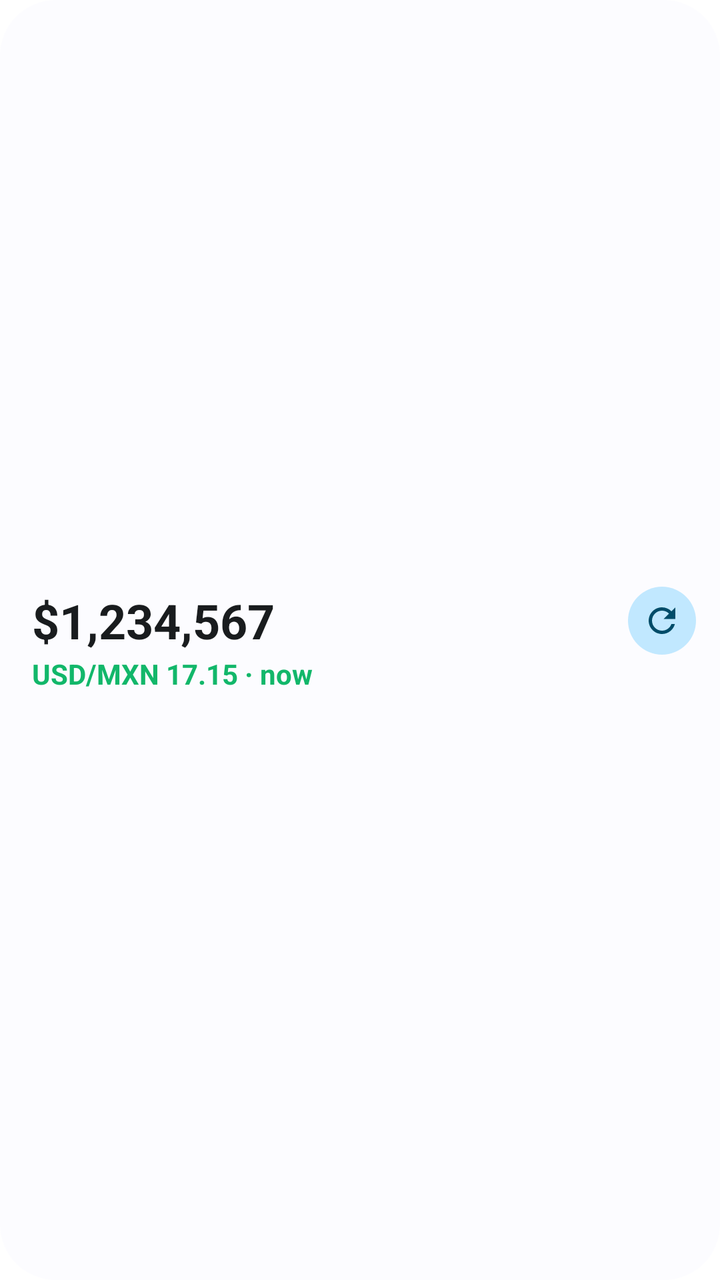
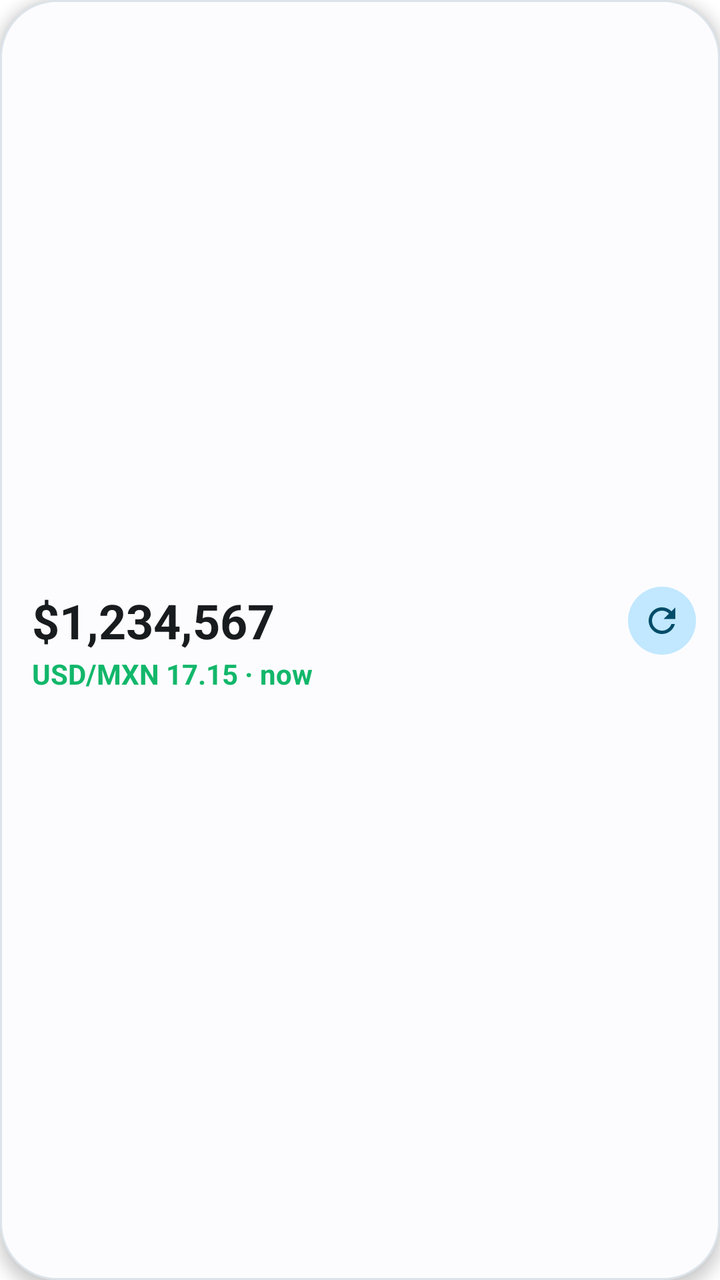

The first picture is an Android layout as it rendered before a commit; the second is the same layout after the commit. The layout source and the unified diff follow.
<!-- AndroidManifest.xml: fallback theme Theme.MaterialComponents.DayNight.NoActionBar -->
<!-- res/layout/patrimonio_widget_preview.xml -->
<?xml version="1.0" encoding="utf-8"?>
<LinearLayout xmlns:android="http://schemas.android.com/apk/res/android"
    android:layout_width="match_parent"
    android:layout_height="match_parent"
    android:orientation="vertical"
    android:gravity="center_vertical"
    android:background="@drawable/widget_background"
    android:paddingStart="16dp"
    android:paddingEnd="12dp"
    android:paddingTop="12dp"
    android:paddingBottom="12dp">

    <LinearLayout
        android:layout_width="match_parent"
        android:layout_height="wrap_content"
        android:orientation="horizontal"
        android:gravity="center_vertical">

        <TextView
            android:layout_width="0dp"
            android:layout_height="wrap_content"
            android:layout_weight="1"
            android:maxLines="1"
            android:text="@string/widget_preview_net_worth"
            android:autoSizeTextType="uniform"
            android:autoSizeMinTextSize="16sp"
            android:autoSizeMaxTextSize="34sp"
            android:autoSizeStepGranularity="1sp"
            android:textColor="@color/widget_text_primary"
            android:textSize="24sp"
            android:textStyle="bold" />

        <ImageView
            android:layout_width="34dp"
            android:layout_height="34dp"
            android:padding="7dp"
            android:background="@drawable/widget_icon_bg"
            android:tint="@color/widget_icon_tint"
            android:src="@drawable/ic_widget_refresh"
            android:contentDescription="@string/widget_sync_label" />
    </LinearLayout>

    <TextView
        android:layout_width="match_parent"
        android:layout_height="wrap_content"
        android:maxLines="1"
        android:text="@string/widget_preview_fx_aged"
        android:autoSizeTextType="uniform"
        android:autoSizeMinTextSize="10sp"
        android:autoSizeMaxTextSize="14sp"
        android:autoSizeStepGranularity="1sp"
        android:textColor="@color/widget_accent"
        android:textSize="14sp"
        android:textStyle="bold" />
</LinearLayout>
<!-- resources referenced by this layout -->
<resources>
  <color name="widget_accent">#FF12B76A</color>
  <color name="widget_icon_tint">#FF0E8A54</color>
  <color name="widget_text_primary">#FF101828</color>
  <!-- drawable ic_widget_refresh (drawable) -->
  <?xml version="1.0" encoding="utf-8"?>
  <vector xmlns:android="http://schemas.android.com/apk/res/android"
      android:width="24dp"
      android:height="24dp"
      android:viewportWidth="24"
      android:viewportHeight="24">
      <path
          android:fillColor="#FF000000"
          android:pathData="M17.65,6.35C16.2,4.9 14.21,4 12,4c-4.42,0 -7.99,3.58 -7.99,8s3.57,8 7.99,8c3.73,0 6.84,-2.55 7.73,-6h-2.08c-0.82,2.33 -3.04,4 -5.65,4 -3.31,0 -6,-2.69 -6,-6s2.69,-6 6,-6c1.66,0 3.14,0.69 4.22,1.78L13,11h7V4l-2.35,2.35z" />
  </vector>
  <!-- drawable widget_background (drawable) -->
  <?xml version="1.0" encoding="utf-8"?>
  <shape xmlns:android="http://schemas.android.com/apk/res/android"
      android:shape="rectangle">
      <solid android:color="@color/widget_background" />
      <corners android:radius="20dp" />
  </shape>
  <!-- drawable widget_icon_bg (drawable) -->
  <?xml version="1.0" encoding="utf-8"?>
  <shape xmlns:android="http://schemas.android.com/apk/res/android"
      android:shape="oval">
      <solid android:color="@color/widget_icon_bg" />
  </shape>
  <string name="widget_preview_fx_aged">USD/MXN 17.15 \u00b7 now</string>
  <string name="widget_preview_net_worth">$1,234,567</string>
  <string name="widget_sync_label">Sync now</string>
  <color name="widget_background">#FFFFFFFF</color>
  <color name="widget_icon_bg">#1F12B76A</color>
</resources>

<!-- the commit's change to res/layout/patrimonio_widget_preview.xml (unified diff, before → after) -->
@@ -5,6 +5,7 @@
     android:orientation="vertical"
     android:gravity="center_vertical"
     android:background="@drawable/widget_background"
+    android:elevation="4dp"
     android:paddingStart="16dp"
     android:paddingEnd="12dp"
     android:paddingTop="12dp"
<!-- resource entries referenced after the edit -->
@@ -19,6 +19,7 @@
   <shape xmlns:android="http://schemas.android.com/apk/res/android"
       android:shape="rectangle">
       <solid android:color="@color/widget_background" />
+      <stroke android:width="1dp" android:color="@color/widget_outline" />
       <corners android:radius="20dp" />
   </shape>
   <!-- drawable widget_icon_bg (drawable) -->
@@ -31,6 +32,7 @@
   <string name="widget_preview_net_worth">$1,234,567</string>
   <string name="widget_sync_label">Sync now</string>
   <color name="widget_background">#FFFFFFFF</color>
+  <color name="widget_outline">#14000000</color>
   <color name="widget_icon_bg">#1F12B76A</color>
 </resources>
 
